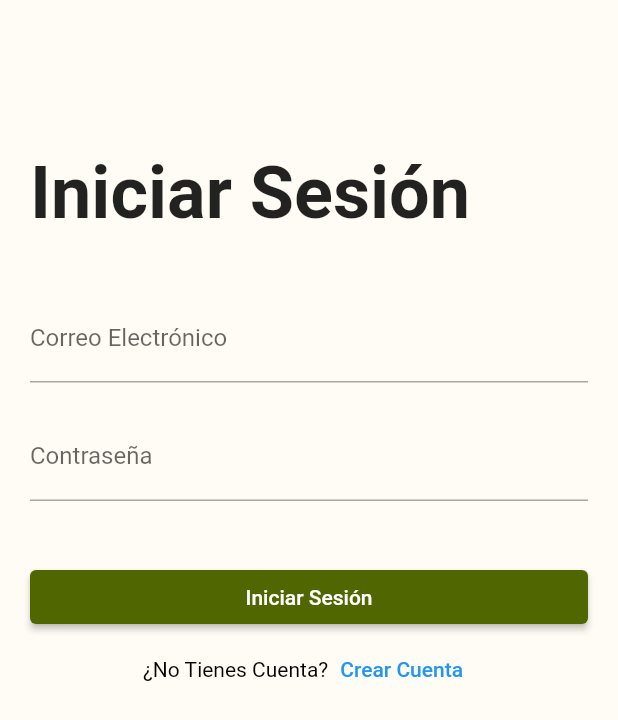
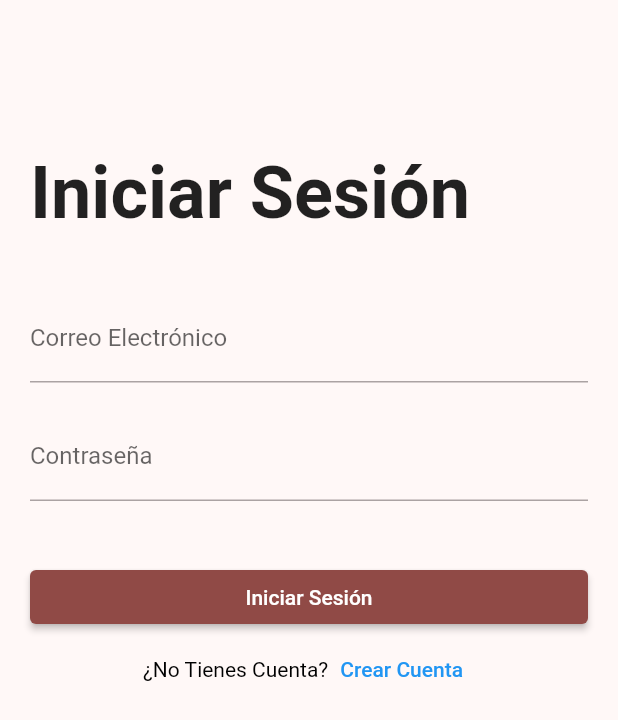
Before and after one commit to edwinperez16/AppJustificacion, a Flutter app: the screen it shows after launch, on a phone screen of 412 x 824 dp. Shown: the top 720 px of the screen. Run offline on Flutter 3.47's test engine with Material 2 defaults, Android fonts, the phone set to English and light mode, and no system bars; our stand-ins replace email_validator, flutter_svg, multi_select_flutter, sqflite; accounts and stored records are empty.

Commit message:
Ultimas modificaciones a los Colores
Ultimas Modificaciones al color

```diff
--- a/Justificacion_version2/lib/main.dart
+++ b/Justificacion_version2/lib/main.dart
@@ -52,7 +52,9 @@ class MyApp extends StatelessWidget {
       ],
       //hasta aqui
       debugShowCheckedModeBanner: false,
-      theme: ThemeData.from(colorScheme: lightColorScheme),
+      theme: ThemeData(
+          colorSchemeSeed: Colors.red.shade400
+        ),
       title: 'Justificaciones App',
       routes: {
         'home'                            : (context) => const JustificacionesPage(),
```
